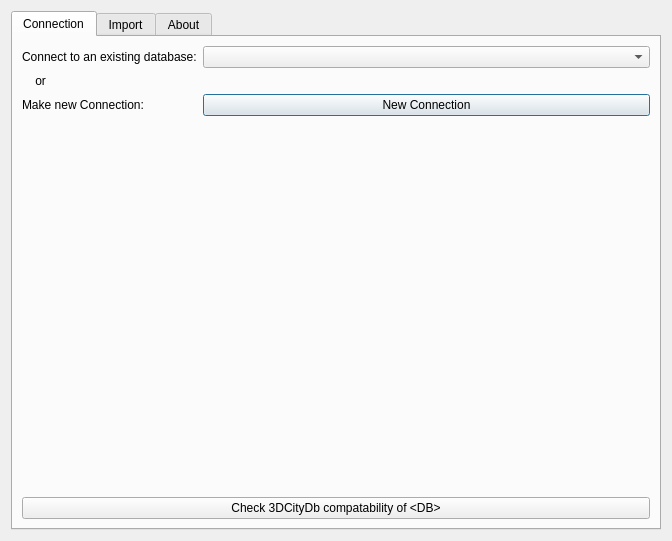
Above: citydb_loader_dialog_base.ui from tudelft3d/3DCityDB-Tools-for-QGIS before the change. Below: the same form after it.
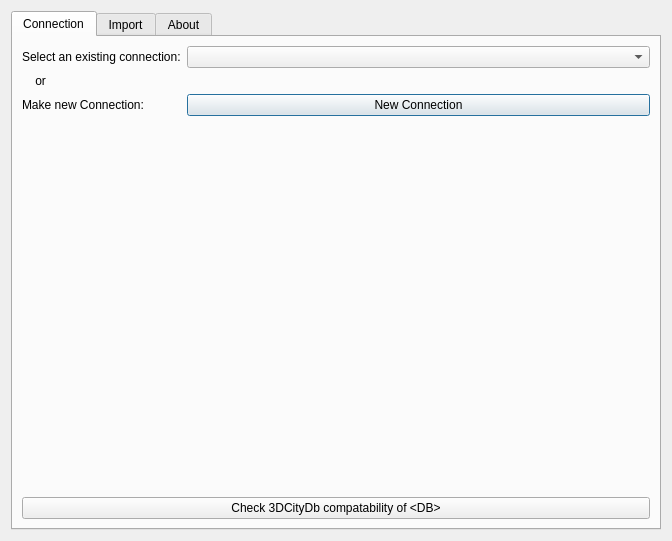
That is the form after the change. Custom widgets are drawn as their Qt base class.

Commit message: Add hex location of db object as hidden combobox itemData

What changed in the file:
```diff
--- a/citydb_loader_dialog_base.ui
+++ b/citydb_loader_dialog_base.ui
@@ -68,7 +68,7 @@
          <item row="0" column="0">
           <widget class="QLabel" name="lblConnToExist">
            <property name="text">
-            <string>Connect to an existing database:</string>
+            <string>Select an existing connection:</string>
            </property>
           </widget>
          </item>
```
The commit also changes 1 other file.
